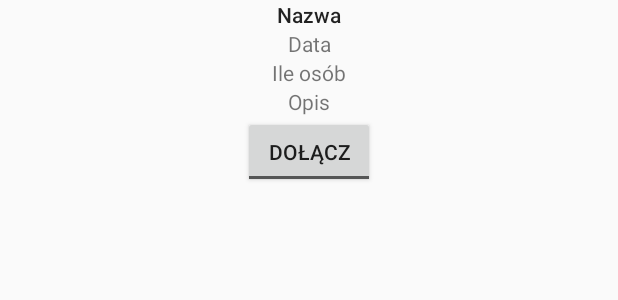
After one commit to piowik/bait-chodznapiwo, an Android app: the layout fragment_event_details.xml on its own in the app's theme, with its tools: preview values and no code run, on a phone screen of 412 x 824 dp. The commit adds this screen. Shown: the top 300 px of the screen. Run offline under Robolectric (Android 15) with nearby library versions, the phone set to English and light mode, and no system bars.

Commit message:
detail_event

```diff
--- a/app/build.gradle
+++ b/app/build.gradle
@@ -20,7 +20,6 @@ android {
 }
 
 dependencies {
-
     compile fileTree(include: ['*.jar'], dir: 'libs')
     androidTestCompile('com.android.support.test.espresso:espresso-core:2.2.2', {
         exclude group: 'com.android.support', module: 'support-annotations'
@@ -37,4 +36,5 @@ dependencies {
 }
 
 
+
 apply plugin: 'com.google.gms.google-services'
--- /dev/null
+++ b/app/src/main/res/layout/fragment_event_details.xml
@@ -0,0 +1,56 @@
+<FrameLayout xmlns:android="http://schemas.android.com/apk/res/android"
+    xmlns:tools="http://schemas.android.com/tools"
+    android:layout_width="match_parent"
+    android:layout_height="match_parent"
+    tools:context="bait.chodznapiwo.service.EventDetailsFragment">
+
+    <!-- TODO: Update blank fragment layout -->
+
+
+    <LinearLayout
+        android:layout_width="match_parent"
+        android:layout_height="match_parent"
+        android:orientation="vertical"
+        android:gravity="center_horizontal" >
+
+        <TextView
+            android:id="@+id/event_details_name"
+            android:layout_width="match_parent"
+            android:layout_height="wrap_content"
+            android:gravity="center_horizontal"
+            android:text="@string/event_details_name_text"
+            android:textAppearance="@style/TextAppearance.AppCompat.Body2" />
+
+        <TextView
+            android:id="@+id/event_details_date"
+            android:layout_width="match_parent"
+            android:layout_height="wrap_content"
+            android:text="@string/event_details_date_text"
+            android:gravity="center_horizontal"/>
+
+        <TextView
+            android:id="@+id/event_details_type"
+            android:layout_width="match_parent"
+            android:layout_height="wrap_content"
+            android:text="@string/event_details_type_text"
+            android:gravity="center_horizontal"/>
+
+        <TextView
+            android:id="@+id/event_details_description"
+            android:layout_width="match_parent"
+            android:layout_height="wrap_content"
+            android:text="@string/event_details_description"
+            android:gravity="center_horizontal"/>
+
+        <ToggleButton
+            android:id="@+id/add_button"
+            android:layout_width="wrap_content"
+            android:layout_height="wrap_content"
+            android:text=""
+            android:textColorLink="@android:color/holo_green_dark"
+            android:textOff="@string/off"
+            android:textOn="@string/on"
+            android:visibility="visible" />
+
+    </LinearLayout>
+</FrameLayout>
--- a/app/src/main/res/layout/list_item_events.xml
+++ b/app/src/main/res/layout/list_item_events.xml
@@ -16,12 +16,14 @@
             android:id="@+id/event_name"
             android:layout_width="match_parent"
             android:layout_height="wrap_content"
-            android:text="@string/event_name" />
+            android:text="@string/event_name"
+            android:textAppearance="@style/TextAppearance.AppCompat.Body1" />
 
         <TextView
             android:id="@+id/event_date"
             android:layout_width="match_parent"
             android:layout_height="wrap_content"
             android:text="@string/event_date"/>
+
     </LinearLayout>
 </RelativeLayout>
--- a/app/src/main/res/values/strings.xml
+++ b/app/src/main/res/values/strings.xml
@@ -23,4 +23,14 @@
 
     <string name="event_date">Data</string>
     <string name="event_list">Aktualne wydarzenia</string>
+
+    <!-- TODO: Remove or change this placeholder text -->
+    <string name="hello_blank_fragment">Hello blank fragment</string>
+    <string name="name_details">Nazwa wydarzenia</string>
+    <string name="off">Dołącz</string>
+    <string name="on">Bierzesz udział</string>
+    <string name="event_details_name_text">Nazwa</string >
+    <string name="event_details_date_text">Data</string> />
+    <string name="event_details_type_text">Ile osób</string>
+    <string name="event_details_description">Opis</string>
 </resources>
```
Also changed, not shown: app/src/main/java/bait/chodznapiwo/FindEventFragment.java (+6 -4 lines), app/src/main/java/bait/chodznapiwo/service/EventDetailsFragment.java (added, +109 -0 lines).
